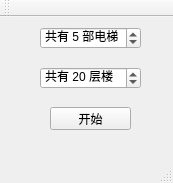
meoowny/Elevator_emulator, file src/mainwindow.ui: the form before one commit.
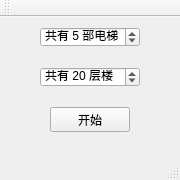
The form after the commit.

The edit to the form file:
```diff
--- a/src/mainwindow.ui
+++ b/src/mainwindow.ui
@@ -6,8 +6,8 @@
    <rect>
     <x>0</x>
     <y>0</y>
-    <width>173</width>
-    <height>183</height>
+    <width>180</width>
+    <height>180</height>
    </rect>
   </property>
   <property name="windowTitle">
@@ -19,8 +19,8 @@
      <rect>
       <x>40</x>
       <y>10</y>
-      <width>101</width>
-      <height>22</height>
+      <width>100</width>
+      <height>20</height>
      </rect>
     </property>
     <property name="suffix">
@@ -44,8 +44,8 @@
      <rect>
       <x>40</x>
       <y>50</y>
-      <width>101</width>
-      <height>22</height>
+      <width>100</width>
+      <height>20</height>
      </rect>
     </property>
     <property name="toolTip">
@@ -72,8 +72,8 @@
      <rect>
       <x>50</x>
       <y>90</y>
-      <width>81</width>
-      <height>23</height>
+      <width>80</width>
+      <height>25</height>
      </rect>
     </property>
     <property name="text">
```
Left out of the diff: 2 changed lines with no effect on the pictures.
